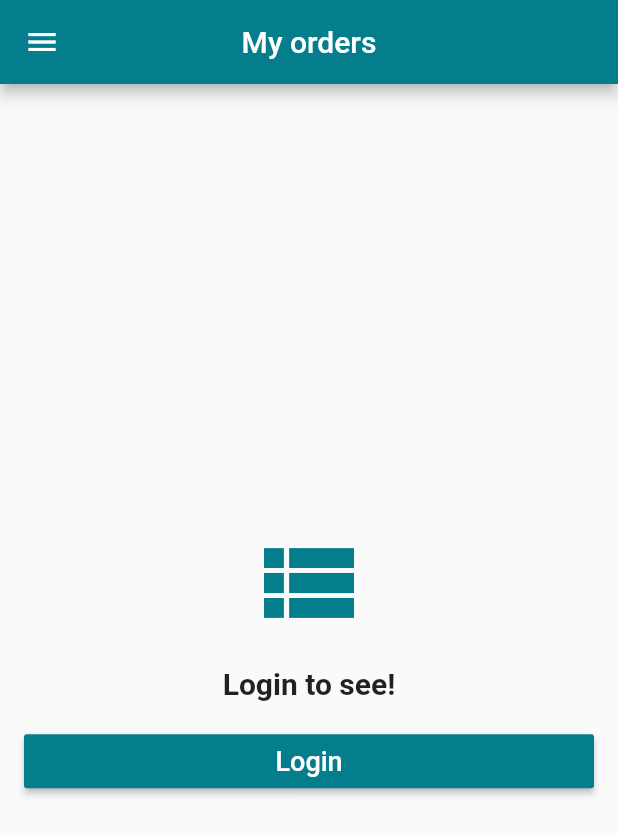
After one commit to luidimso/flutter_app_marketplace, a Flutter app: the screen it shows after launch, swiped to page 4, on a phone screen of 412 x 824 dp. The commit adds this screen. Shown: the top 835 px of the screen. Run offline on Flutter 3.47's test engine with Material 2 defaults, Android fonts, the phone set to English and light mode, and no system bars; our stand-ins replace carousel_pro, cloud_firestore, firebase_auth, transparent_image; accounts and stored records are empty.

Commit message:
Orders tab

```diff
--- a/lib/component/drawer_component.dart
+++ b/lib/component/drawer_component.dart
@@ -94,7 +94,7 @@ class DrawerComponent extends StatelessWidget {
               TileComponent(Icons.home, "Home", pageController, 0),
               TileComponent(Icons.list, "Products", pageController, 1),
               TileComponent(Icons.location_on, "Market", pageController, 2),
-              TileComponent(Icons.playlist_add_check, "My order", pageController, 3)
+              TileComponent(Icons.playlist_add_check, "My orders", pageController, 3)
             ],
           )
         ],
--- a/lib/pages/home_page.dart
+++ b/lib/pages/home_page.dart
@@ -2,6 +2,7 @@ import 'package:flutter/material.dart';
 import 'package:flutter_app_marketplace/component/cart-btn_component.dart';
 import 'package:flutter_app_marketplace/component/drawer_component.dart';
 import 'package:flutter_app_marketplace/tabs/home_tab.dart';
+import 'package:flutter_app_marketplace/tabs/orders_tab.dart';
 import 'package:flutter_app_marketplace/tabs/products_tab.dart';
 
 class HomePage extends StatelessWidget {
@@ -26,6 +27,15 @@ class HomePage extends StatelessWidget {
           drawer: DrawerComponent(_pageController),
           body: ProductsTab(),
           floatingActionButton: CartBtnComponent()
+        ),
+        Container(),
+        Scaffold(
+          appBar: AppBar(
+            title: Text("My orders"),
+            centerTitle: true,
+          ),
+          drawer: DrawerComponent(_pageController),
+          body: OrdersTab(),
         )
       ],
     );
--- /dev/null
+++ b/lib/tabs/orders_tab.dart
@@ -0,0 +1,70 @@
+import 'package:cloud_firestore/cloud_firestore.dart';
+import 'package:flutter/material.dart';
+import 'package:flutter_app_marketplace/component/order_component.dart';
+import 'package:flutter_app_marketplace/models/user_model.dart';
+import 'package:flutter_app_marketplace/pages/login_page.dart';
+
+class OrdersTab extends StatelessWidget {
+  @override
+  Widget build(BuildContext context) {
+    if(User.of(context).isLogged()) {
+      String user = User.of(context).firebaseUser.uid;
+
+      return FutureBuilder<QuerySnapshot>(
+        future: Firestore.instance.collection("users").document(user).collection("orders").getDocuments(),
+        builder: (context, snapshot) {
+          if(!snapshot.hasData) {
+            return Center(
+              child: CircularProgressIndicator(),
+            );
+          } else {
+            return ListView(
+              children: snapshot.data.documents.map((e) => OrderComponent(e.documentID)).toList(),
+            );
+          }
+        },
+      );
+    } else {
+      return Container(
+        padding: EdgeInsets.all(16),
+        child: Column(
+          crossAxisAlignment: CrossAxisAlignment.stretch,
+          mainAxisAlignment: MainAxisAlignment.center,
+          children: <Widget>[
+            Icon(Icons.view_list,
+              size: 80,
+              color: Theme.of(context).primaryColor,
+            ),
+            SizedBox(
+              height: 16,
+            ),
+            Text("Login to see!",
+              style: TextStyle(
+                  fontSize: 20,
+                  fontWeight: FontWeight.bold
+              ),
+              textAlign: TextAlign.center,
+            ),
+            SizedBox(
+              height: 16,
+            ),
+            RaisedButton(
+              onPressed: () {
+                Navigator.of(context).push(MaterialPageRoute(
+                    builder: (context) => LoginPage()
+                ));
+              },
+              child: Text("Login",
+                style: TextStyle(
+                    fontSize: 18,
+                    color: Colors.white
+                ),
+              ),
+              color: Theme.of(context).primaryColor,
+            )
+          ],
+        ),
+      );
+    }
+  }
+}
```
Also changed, not shown: lib/component/order_component.dart (added, +15 -0 lines).
